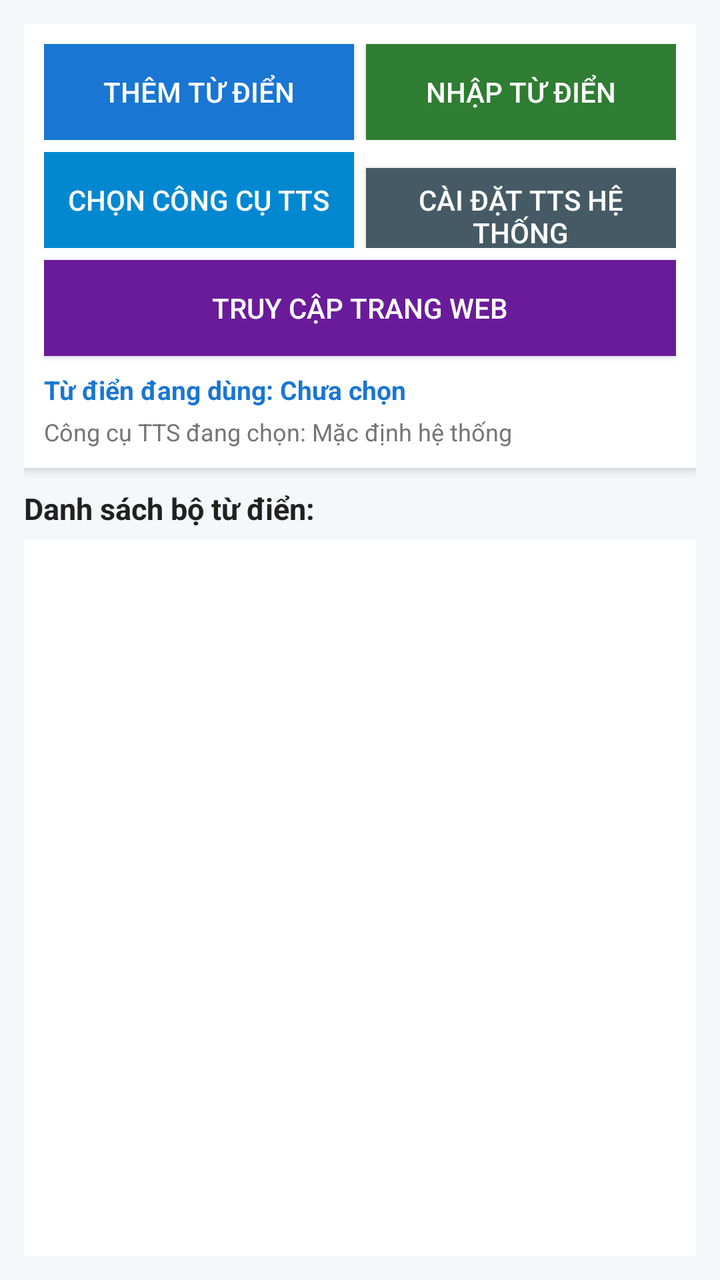
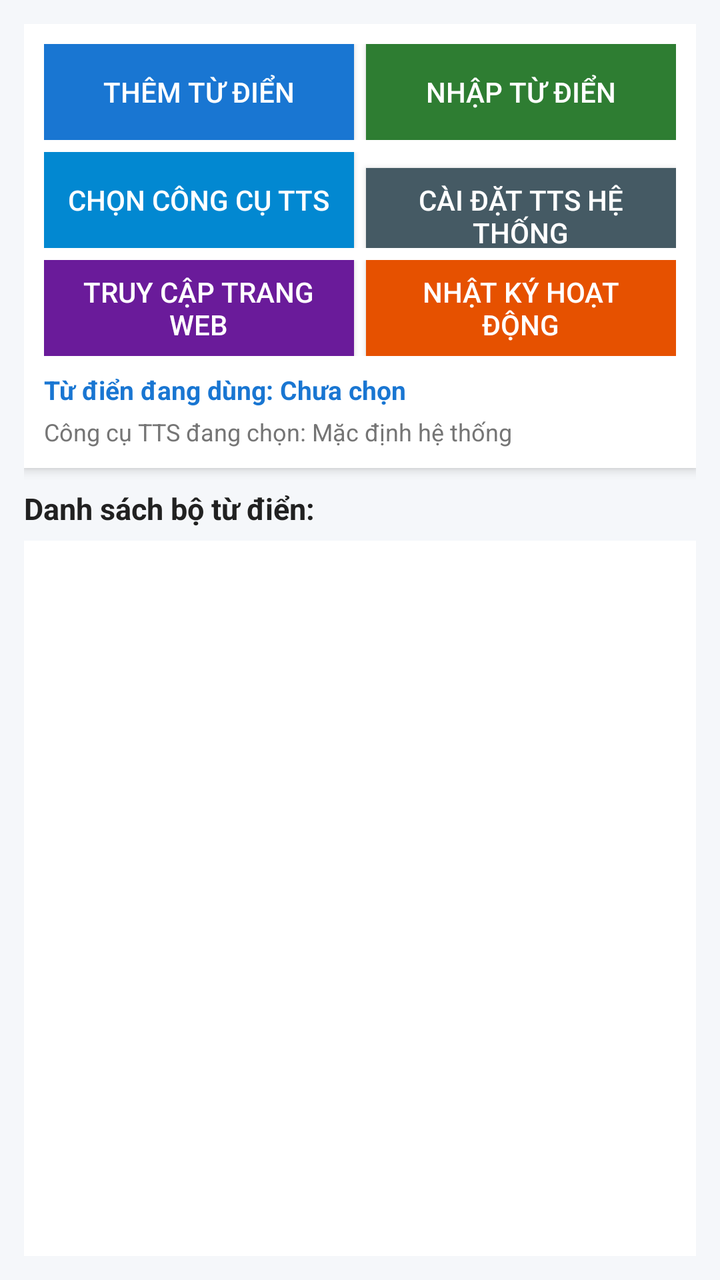

An Android layout rendered at two revisions. The XML below is the earlier revision; the diff shows what the commit changed to produce the second picture.
<!-- AndroidManifest.xml: application theme AppTheme -->
<!-- res/layout/activity_main.xml -->
<?xml version="1.0" encoding="utf-8"?>
<LinearLayout xmlns:android="http://schemas.android.com/apk/res/android"
    android:layout_width="match_parent"
    android:layout_height="match_parent"
    android:orientation="vertical"
    android:background="@color/background"
    android:padding="12dp">

    
    <LinearLayout
        android:layout_width="match_parent"
        android:layout_height="wrap_content"
        android:orientation="vertical"
        android:background="@color/card_bg"
        android:padding="10dp"
        android:elevation="3dp"
        android:layout_marginBottom="10dp">

        <LinearLayout
            android:layout_width="match_parent"
            android:layout_height="wrap_content"
            android:orientation="horizontal">

            <Button
                android:id="@+id/btnMainAddDictionary"
                android:layout_width="0dp"
                android:layout_height="wrap_content"
                android:layout_weight="1"
                android:minHeight="48dp"
                android:text="@string/btn_add_dictionary"
                android:textColor="#FFFFFF"
                android:background="#1976D2"
                android:paddingStart="8dp"
                android:paddingEnd="8dp"
                android:layout_marginEnd="6dp" />

            <Button
                android:id="@+id/btnMainImportDictionary"
                android:layout_width="0dp"
                android:layout_height="wrap_content"
                android:layout_weight="1"
                android:minHeight="48dp"
                android:text="@string/btn_import_dictionary"
                android:textColor="#FFFFFF"
                android:background="#2E7D32"
                android:paddingStart="8dp"
                android:paddingEnd="8dp" />
        </LinearLayout>

        <LinearLayout
            android:layout_width="match_parent"
            android:layout_height="wrap_content"
            android:orientation="horizontal"
            android:layout_marginTop="6dp">

            <Button
                android:id="@+id/btnMainSelectEngine"
                android:layout_width="0dp"
                android:layout_height="wrap_content"
                android:layout_weight="1"
                android:minHeight="48dp"
                android:text="@string/btn_select_engine"
                android:textColor="#FFFFFF"
                android:background="#0288D1"
                android:paddingStart="8dp"
                android:paddingEnd="8dp"
                android:layout_marginEnd="6dp" />

            <Button
                android:id="@+id/btnOpenSystemSettings"
                android:layout_width="0dp"
                android:layout_height="wrap_content"
                android:layout_weight="1"
                android:minHeight="48dp"
                android:text="@string/btn_open_system_tts"
                android:textColor="#FFFFFF"
                android:background="#455A64"
                android:paddingStart="8dp"
                android:paddingEnd="8dp" />
        </LinearLayout>

        <Button
            android:id="@+id/btnOpenWebsite"
            android:layout_width="match_parent"
            android:layout_height="wrap_content"
            android:layout_marginTop="6dp"
            android:minHeight="48dp"
            android:text="@string/btn_open_website"
            android:textColor="#FFFFFF"
            android:background="#6A1B9A"
            android:paddingStart="8dp"
            android:paddingEnd="8dp" />

        <TextView
            android:id="@+id/tvActiveDictStatus"
            android:layout_width="match_parent"
            android:layout_height="wrap_content"
            android:layout_marginTop="8dp"
            android:text="Từ điển đang dùng: Chưa chọn"
            android:textColor="@color/primary"
            android:textStyle="bold"
            android:textSize="13sp" />

        <TextView
            android:id="@+id/tvCurrentEngine"
            android:layout_width="match_parent"
            android:layout_height="wrap_content"
            android:layout_marginTop="4dp"
            android:text="Công cụ TTS đang chọn: Mặc định hệ thống"
            android:textColor="@color/text_secondary"
            android:textSize="12sp" />
    </LinearLayout>

    
    <TextView
        android:layout_width="match_parent"
        android:layout_height="wrap_content"
        android:text="@string/title_dict_list"
        android:textColor="@color/text_primary"
        android:textSize="15sp"
        android:textStyle="bold"
        android:layout_marginBottom="6dp" />

    
    <FrameLayout
        android:layout_width="match_parent"
        android:layout_height="0dp"
        android:layout_weight="1">

        <ListView
            android:id="@+id/lvDictionaries"
            android:layout_width="match_parent"
            android:layout_height="match_parent"
            android:divider="@color/divider"
            android:dividerHeight="1dp"
            android:background="@color/card_bg" />

        <TextView
            android:id="@+id/tvEmptyList"
            android:layout_width="match_parent"
            android:layout_height="match_parent"
            android:gravity="center"
            android:text="@string/empty_dict_list"
            android:textColor="@color/text_secondary"
            android:padding="20dp"
            android:textSize="14sp"
            android:visibility="gone" />
    </FrameLayout>

</LinearLayout>
<!-- resources referenced by this layout -->
<resources>
  <color name="background">#F5F7FA</color>
  <color name="card_bg">#FFFFFF</color>
  <color name="divider">#E0E0E0</color>
  <color name="primary">#1976D2</color>
  <color name="text_primary">#212121</color>
  <color name="text_secondary">#757575</color>
  <string name="btn_add_dictionary">Thêm từ điển</string>
  <string name="btn_import_dictionary">Nhập từ điển</string>
  <string name="btn_open_system_tts">Cài đặt TTS hệ thống</string>
  <string name="btn_open_website">Truy cập trang web</string>
  <string name="btn_select_engine">Chọn công cụ TTS</string>
  <string name="empty_dict_list">Chưa có bộ từ điển nào. Bấm \"Thêm từ điển\" hoặc \"Nhập từ điển\" để bắt đầu.</string>
  <string name="title_dict_list">Danh sách bộ từ điển:</string>
  <style name="AppTheme" parent="android:Theme.DeviceDefault.Light.DarkActionBar">
          <item name="android:colorPrimary">@color/primary</item>
          <item name="android:colorPrimaryDark">@color/primary_dark</item>
          <item name="android:colorAccent">@color/accent</item>
          <item name="android:windowBackground">@color/background</item>
      </style>
  <color name="primary_dark">#0D47A1</color>
  <color name="accent">#FF9800</color>
</resources>

<!-- the commit's change to res/layout/activity_main.xml (unified diff, before → after) -->
@@ -79,17 +79,37 @@
                 android:paddingEnd="8dp" />
         </LinearLayout>
 
-        <Button
-            android:id="@+id/btnOpenWebsite"
+        <LinearLayout
             android:layout_width="match_parent"
             android:layout_height="wrap_content"
-            android:layout_marginTop="6dp"
-            android:minHeight="48dp"
-            android:text="@string/btn_open_website"
-            android:textColor="#FFFFFF"
-            android:background="#6A1B9A"
-            android:paddingStart="8dp"
-            android:paddingEnd="8dp" />
+            android:orientation="horizontal"
+            android:layout_marginTop="6dp">
+
+            <Button
+                android:id="@+id/btnOpenWebsite"
+                android:layout_width="0dp"
+                android:layout_height="wrap_content"
+                android:layout_weight="1"
+                android:minHeight="48dp"
+                android:text="@string/btn_open_website"
+                android:textColor="#FFFFFF"
+                android:background="#6A1B9A"
+                android:paddingStart="8dp"
+                android:paddingEnd="8dp"
+                android:layout_marginEnd="6dp" />
+
+            <Button
+                android:id="@+id/btnViewLogs"
+                android:layout_width="0dp"
+                android:layout_height="wrap_content"
+                android:layout_weight="1"
+                android:minHeight="48dp"
+                android:text="Nhật ký hoạt động"
+                android:textColor="#FFFFFF"
+                android:background="#E65100"
+                android:paddingStart="8dp"
+                android:paddingEnd="8dp" />
+        </LinearLayout>
 
         <TextView
             android:id="@+id/tvActiveDictStatus"
